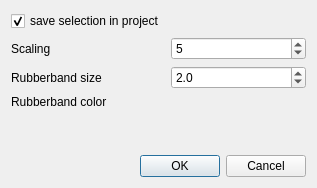
3nids/itembrowser, file ui/ui_settings.ui: the form before one commit.
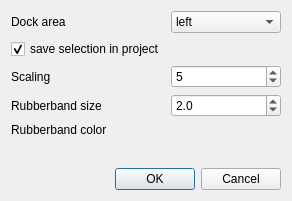
The form after the commit.

Commit message: add option to specify dock area

```diff
--- a/ui/ui_settings.ui
+++ b/ui/ui_settings.ui
@@ -6,35 +6,29 @@
    <rect>
     <x>0</x>
     <y>0</y>
-    <width>317</width>
-    <height>188</height>
+    <width>292</width>
+    <height>201</height>
    </rect>
   </property>
   <property name="windowTitle">
    <string>Triangulation :: settings</string>
   </property>
   <layout class="QGridLayout" name="gridLayout">
-   <item row="2" column="0">
+   <item row="3" column="0">
     <widget class="QLabel" name="label_2">
      <property name="text">
       <string>Rubberband size</string>
      </property>
     </widget>
    </item>
-   <item row="1" column="1">
-    <widget class="QSpinBox" name="scale">
-     <property name="minimum">
-      <number>1</number>
-     </property>
-     <property name="maximum">
-      <number>15</number>
-     </property>
-     <property name="value">
-      <number>5</number>
+   <item row="4" column="0">
+    <widget class="QLabel" name="label">
+     <property name="text">
+      <string>Rubberband color</string>
      </property>
     </widget>
    </item>
-   <item row="0" column="0">
+   <item row="1" column="0">
     <widget class="QCheckBox" name="saveSelectionInProject">
      <property name="text">
       <string>save selection in project</string>
@@ -44,37 +38,7 @@
      </property>
     </widget>
    </item>
-   <item row="3" column="0">
-    <widget class="QLabel" name="label">
-     <property name="text">
-      <string>Rubberband color</string>
-     </property>
-    </widget>
-   </item>
-   <item row="1" column="0">
-    <widget class="QLabel" name="label_3">
-     <property name="text">
-      <string>Scaling</string>
-     </property>
-    </widget>
-   </item>
-   <item row="2" column="1">
-    <widget class="QDoubleSpinBox" name="rubberWidth">
-     <property name="toolTip">
-      <string extracomment="Width of the selected distance circles used for triangulation."/>
-     </property>
-     <property name="decimals">
-      <number>1</number>
-     </property>
-     <property name="singleStep">
-      <double>1.000000000000000</double>
-     </property>
-     <property name="value">
-      <double>2.000000000000000</double>
-     </property>
-    </widget>
-   </item>
-   <item row="4" column="0">
+   <item row="5" column="0">
     <spacer name="verticalSpacer">
      <property name="orientation">
       <enum>Qt::Vertical</enum>
@@ -87,7 +51,43 @@
      </property>
     </spacer>
    </item>
-   <item row="5" column="0" colspan="2">
+   <item row="3" column="1">
+    <widget class="QDoubleSpinBox" name="rubberWidth">
+     <property name="toolTip">
+      <string extracomment="Width of the selected distance circles used for triangulation."/>
+     </property>
+     <property name="decimals">
+      <number>1</number>
+     </property>
+     <property name="singleStep">
+      <double>1.000000000000000</double>
+     </property>
+     <property name="value">
+      <double>2.000000000000000</double>
+     </property>
+    </widget>
+   </item>
+   <item row="2" column="1">
+    <widget class="QSpinBox" name="scale">
+     <property name="minimum">
+      <number>1</number>
+     </property>
+     <property name="maximum">
+      <number>15</number>
+     </property>
+     <property name="value">
+      <number>5</number>
+     </property>
+    </widget>
+   </item>
+   <item row="2" column="0">
+    <widget class="QLabel" name="label_3">
+     <property name="text">
+      <string>Scaling</string>
+     </property>
+    </widget>
+   </item>
+   <item row="6" column="0" colspan="2">
     <widget class="QDialogButtonBox" name="buttonBox">
      <property name="orientation">
       <enum>Qt::Horizontal</enum>
@@ -97,13 +97,34 @@
      </property>
     </widget>
    </item>
-   <item row="3" column="1">
+   <item row="4" column="1">
     <widget class="QLabel" name="rubberColor">
      <property name="text">
       <string/>
      </property>
     </widget>
    </item>
+   <item row="0" column="0">
+    <widget class="QLabel" name="label_4">
+     <property name="text">
+      <string>Dock area</string>
+     </property>
+    </widget>
+   </item>
+   <item row="0" column="1">
+    <widget class="QComboBox" name="dockArea">
+     <item>
+      <property name="text">
+       <string>left</string>
+      </property>
+     </item>
+     <item>
+      <property name="text">
+       <string>right</string>
+      </property>
+     </item>
+    </widget>
+   </item>
   </layout>
  </widget>
  <resources/>
```
The commit also changes 3 other files.
